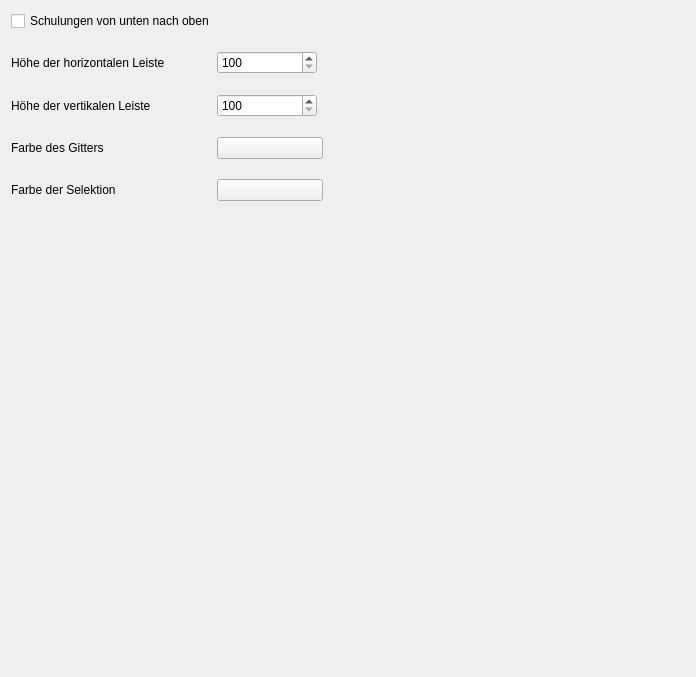
This is ui/qmqualimatrixsettingswidget.ui in Christian-Kr/QualificationMatrix as Qt 5 draws it before an edit. The edited form follows.
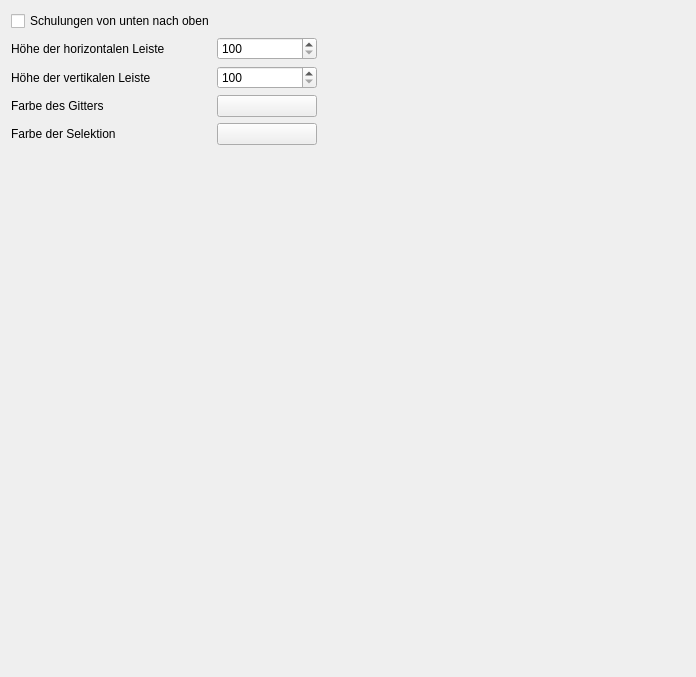
This is the edited form.

The edit to the form file:
```diff
--- a/ui/qmqualimatrixsettingswidget.ui
+++ b/ui/qmqualimatrixsettingswidget.ui
@@ -13,21 +13,63 @@
   <property name="windowTitle">
    <string>Form</string>
   </property>
-  <layout class="QGridLayout" name="gridLayout">
-   <property name="horizontalSpacing">
-    <number>-1</number>
-   </property>
-   <property name="verticalSpacing">
-    <number>20</number>
-   </property>
-   <item row="0" column="0" colspan="5">
+  <layout class="QVBoxLayout" name="verticalLayout">
+   <item>
     <widget class="QCheckBox" name="cbWriteTrainBottomToTop">
      <property name="text">
       <string>Schulungen von unten nach oben</string>
      </property>
     </widget>
    </item>
-   <item row="2" column="0">
+   <item>
+    <layout class="QHBoxLayout" name="horizontalLayout">
+     <item>
+      <widget class="QLabel" name="label_6">
+       <property name="minimumSize">
+        <size>
+         <width>200</width>
+         <height>0</height>
+        </size>
+       </property>
+       <property name="text">
+        <string>Höhe der horizontalen Leiste</string>
+       </property>
+      </widget>
+     </item>
+     <item>
+      <widget class="QSpinBox" name="sbQMHorHeight">
+       <property name="minimumSize">
+        <size>
+         <width>100</width>
+         <height>0</height>
+        </size>
+       </property>
+       <property name="minimum">
+        <number>100</number>
+       </property>
+       <property name="maximum">
+        <number>400</number>
+       </property>
+      </widget>
+     </item>
+     <item>
+      <spacer name="horizontalSpacer">
+       <property name="orientation">
+        <enum>Qt::Horizontal</enum>
+       </property>
+       <property name="sizeHint" stdset="0">
+        <size>
+         <width>345</width>
+         <height>20</height>
+        </size>
+       </property>
+      </spacer>
+     </item>
+    </layout>
+   </item>
+   <item>
+    <layout class="QHBoxLayout" name="horizontalLayout_2">
+     <item>
     <widget class="QLabel" name="label_5">
      <property name="minimumSize">
       <size>
@@ -40,7 +82,7 @@
      </property>
     </widget>
    </item>
-   <item row="2" column="1" colspan="2">
+     <item>
     <widget class="QSpinBox" name="sbQMVertWidth">
      <property name="minimumSize">
       <size>
@@ -56,7 +98,24 @@
      </property>
     </widget>
    </item>
-   <item row="3" column="0">
+     <item>
+      <spacer name="horizontalSpacer_2">
+       <property name="orientation">
+        <enum>Qt::Horizontal</enum>
+       </property>
+       <property name="sizeHint" stdset="0">
+        <size>
+         <width>345</width>
+         <height>20</height>
+        </size>
+       </property>
+      </spacer>
+     </item>
+    </layout>
+   </item>
+   <item>
+    <layout class="QHBoxLayout" name="horizontalLayout_3">
+     <item>
     <widget class="QLabel" name="label_7">
      <property name="minimumSize">
       <size>
@@ -69,7 +128,7 @@
      </property>
     </widget>
    </item>
-   <item row="3" column="1" colspan="3">
+     <item>
     <widget class="QPushButton" name="pbGridColor">
      <property name="minimumSize">
       <size>
@@ -82,7 +141,7 @@
      </property>
     </widget>
    </item>
-   <item row="3" column="4">
+     <item>
     <spacer name="horizontalSpacer_3">
      <property name="orientation">
       <enum>Qt::Horizontal</enum>
@@ -95,7 +154,11 @@
      </property>
     </spacer>
    </item>
-   <item row="4" column="0">
+    </layout>
+   </item>
+   <item>
+    <layout class="QHBoxLayout" name="horizontalLayout_4">
+     <item>
     <widget class="QLabel" name="label_8">
      <property name="minimumSize">
       <size>
@@ -108,7 +171,7 @@
      </property>
     </widget>
    </item>
-   <item row="4" column="1" colspan="3">
+     <item>
     <widget class="QPushButton" name="pbSelectionColor">
      <property name="minimumSize">
       <size>
@@ -121,7 +184,7 @@
      </property>
     </widget>
    </item>
-   <item row="4" column="4">
+     <item>
     <spacer name="horizontalSpacer_4">
      <property name="orientation">
       <enum>Qt::Horizontal</enum>
@@ -134,7 +197,9 @@
      </property>
     </spacer>
    </item>
-   <item row="5" column="0" colspan="5">
+    </layout>
+   </item>
+   <item>
     <spacer name="verticalSpacer">
      <property name="orientation">
       <enum>Qt::Vertical</enum>
@@ -147,61 +212,6 @@
      </property>
     </spacer>
    </item>
-   <item row="1" column="3" colspan="2">
-    <spacer name="horizontalSpacer">
-     <property name="orientation">
-      <enum>Qt::Horizontal</enum>
-     </property>
-     <property name="sizeHint" stdset="0">
-      <size>
-       <width>345</width>
-       <height>20</height>
-      </size>
-     </property>
-    </spacer>
-   </item>
-   <item row="2" column="3" colspan="2">
-    <spacer name="horizontalSpacer_2">
-     <property name="orientation">
-      <enum>Qt::Horizontal</enum>
-     </property>
-     <property name="sizeHint" stdset="0">
-      <size>
-       <width>345</width>
-       <height>20</height>
-      </size>
-     </property>
-    </spacer>
-   </item>
-   <item row="1" column="0">
-    <widget class="QLabel" name="label_6">
-     <property name="minimumSize">
-      <size>
-       <width>200</width>
-       <height>0</height>
-      </size>
-     </property>
-     <property name="text">
-      <string>Höhe der horizontalen Leiste</string>
-     </property>
-    </widget>
-   </item>
-   <item row="1" column="1" colspan="2">
-    <widget class="QSpinBox" name="sbQMHorHeight">
-     <property name="minimumSize">
-      <size>
-       <width>100</width>
-       <height>0</height>
-      </size>
-     </property>
-     <property name="minimum">
-      <number>100</number>
-     </property>
-     <property name="maximum">
-      <number>400</number>
-     </property>
-    </widget>
-   </item>
   </layout>
  </widget>
  <resources/>
```
Lines whose indentation alone changed are shown as unchanged.
